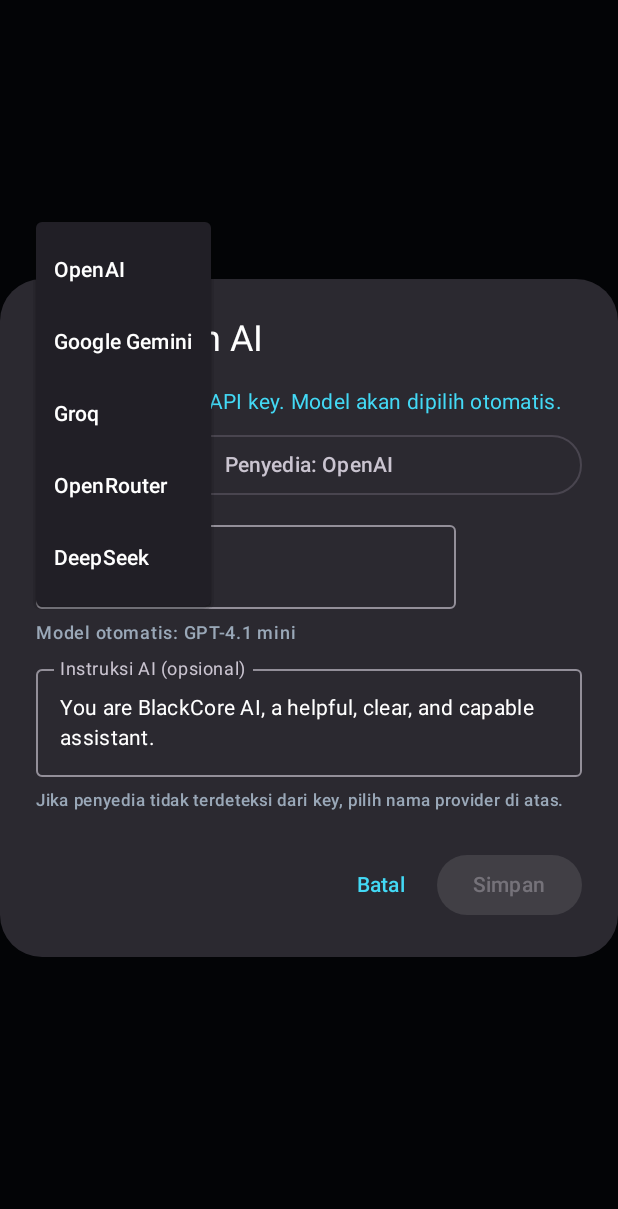
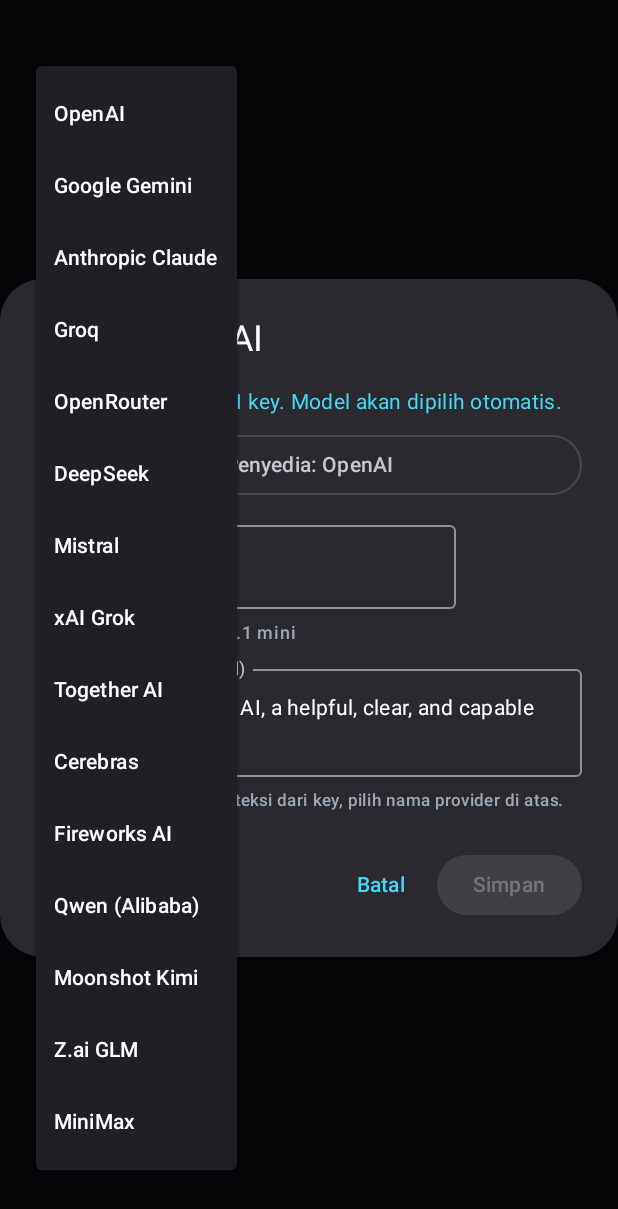
Before and after one commit to Demit0x00/BlackCore-AI, an Android app built with Jetpack Compose: the composable SettingsDialog shown on its own in the app's theme, after a tap on an icon or button, on a phone screen of 412 x 824 dp. Shown: the top 1209 px of the screen. Run offline under Robolectric (Android 15) with nearby library versions, the phone set to English and light mode, and no system bars; libraries missing offline, so code that uses them is left out: io.noties.markwon.

Commit message:
Add expanded AI provider picker and key detection

```diff
--- a/app/src/main/java/com/blackcore/ai/MainActivity.kt
+++ b/app/src/main/java/com/blackcore/ai/MainActivity.kt
@@ -128,7 +128,7 @@ private fun highlightCode(code:String):AnnotatedString{
  var provider by remember{mutableStateOf(config.provider)}
  var prompt by remember{mutableStateOf(config.systemPrompt)}
  var expanded by remember{mutableStateOf(false)}
- val providers=listOf("OpenAI","Google Gemini","Groq","OpenRouter","DeepSeek")
+ val providers=listOf("OpenAI","Google Gemini","Anthropic Claude","Groq","OpenRouter","DeepSeek","Mistral","xAI Grok","Together AI","Cerebras","Fireworks AI","Qwen (Alibaba)","Moonshot Kimi","Z.ai GLM","MiniMax")
  AlertDialog(onDismissRequest=onDismiss,title={Text("Pengaturan AI")},text={
   Column(verticalArrangement=Arrangement.spacedBy(8.dp)){
    Text("Cukup masukkan API key. Model akan dipilih otomatis.",color=Cyan)
@@ -138,8 +138,8 @@ private fun highlightCode(code:String):AnnotatedString{
      providers.forEach { p -> DropdownMenuItem(text={Text(p)},onClick={provider=p;expanded=false}) }
     }
    }
-   OutlinedTextField(key,{key=it;provider=when{it.startsWith("AIza")->"Google Gemini";it.startsWith("gsk_")->"Groq";it.startsWith("sk-or-")->"OpenRouter";else->provider}},label={Text("API key")},singleLine=true)
-   Text("Model otomatis: "+when(provider){"Google Gemini"->"Gemini 2.5 Flash";"Groq"->"Llama 3.3 70B";"OpenRouter"->"GPT-4.1 mini";"DeepSeek"->"DeepSeek Chat";else->"GPT-4.1 mini"},style=MaterialTheme.typography.labelMedium,color=Gray)
+   OutlinedTextField(key,{key=it;provider=when{it.startsWith("AIza")->"Google Gemini";it.startsWith("sk-ant-")->"Anthropic Claude";it.startsWith("gsk_")->"Groq";it.startsWith("sk-or-")->"OpenRouter";it.startsWith("xai-")->"xAI Grok";it.startsWith("fw_")->"Fireworks AI";else->provider}},label={Text("API key")},singleLine=true)
+   Text("Model otomatis: "+when(provider){"Google Gemini"->"Gemini Flash";"Anthropic Claude"->"Claude Haiku";"Groq"->"GPT-OSS 120B";"OpenRouter"->"Gemini Flash";"DeepSeek"->"DeepSeek V4 Flash";"Mistral"->"Mistral Large";"xAI Grok"->"Grok";"Together AI"->"Llama";"Cerebras"->"GPT-OSS";"Fireworks AI"->"Llama";"Qwen (Alibaba)"->"Qwen Plus";"Moonshot Kimi"->"Kimi";"Z.ai GLM"->"GLM";"MiniMax"->"MiniMax";else->"GPT-4.1 mini"},style=MaterialTheme.typography.labelMedium,color=Gray)
    OutlinedTextField(prompt,{prompt=it},label={Text("Instruksi AI (opsional)")},minLines=2)
    Text("Jika penyedia tidak terdeteksi dari key, pilih nama provider di atas.",style=MaterialTheme.typography.labelSmall,color=Gray)
   }
```
